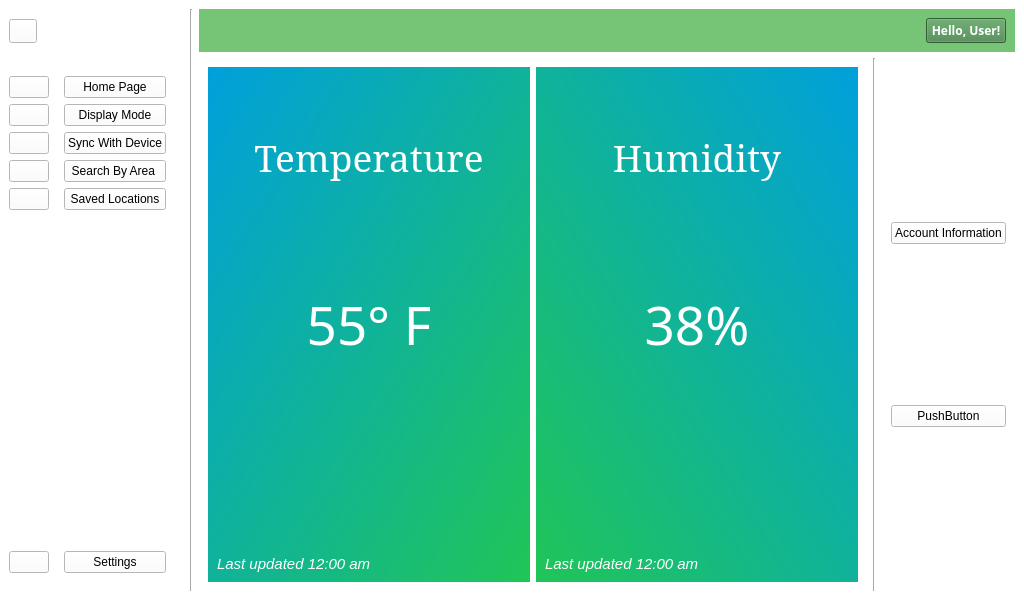
This is User Interface/WeatherApp.ui in sarscheps/Project---UI-Communications as Qt 5 draws it before an edit. The edited form follows.
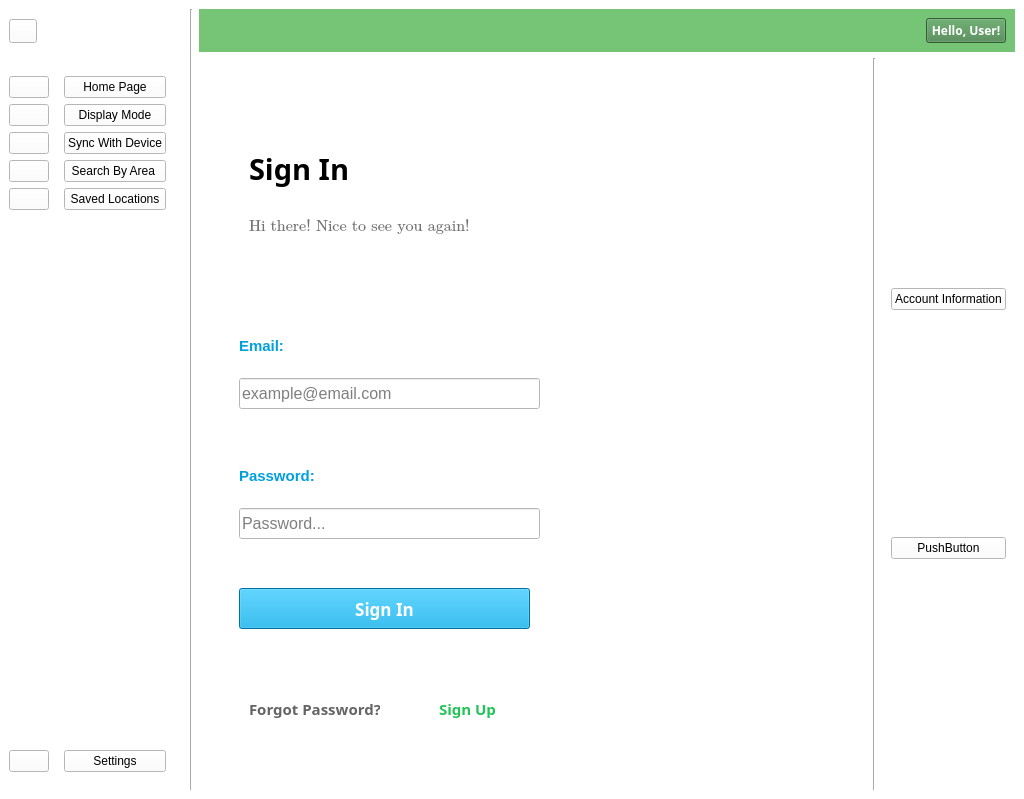
This is the edited form. Icons and pictures are not drawn. Custom widgets are drawn as their Qt base class.

Commit message: Implemented sign-in page into WeatherApp.ui

The edit to the form file:
```diff
--- a/User Interface/WeatherApp.ui
+++ b/User Interface/WeatherApp.ui
@@ -7,7 +7,7 @@
     <x>0</x>
     <y>0</y>
     <width>1024</width>
-    <height>600</height>
+    <height>799</height>
    </rect>
   </property>
   <property name="sizePolicy">
@@ -425,10 +425,668 @@
           <enum>QFrame::Plain</enum>
          </property>
          <property name="currentIndex">
-          <number>3</number>
+          <number>0</number>
          </property>
-         <widget class="QWidget" name="displayModePage"/>
-         <widget class="QWidget" name="widget_4"/>
+         <widget class="QWidget" name="signInPage">
+          <widget class="QWidget" name="widget" native="true">
+           <property name="geometry">
+            <rect>
+             <x>20</x>
+             <y>10</y>
+             <width>641</width>
+             <height>711</height>
+            </rect>
+           </property>
+           <widget class="QWidget" name="widget_3" native="true">
+            <property name="geometry">
+             <rect>
+              <x>10</x>
+              <y>10</y>
+              <width>321</width>
+              <height>691</height>
+             </rect>
+            </property>
+            <widget class="QLabel" name="label_8">
+             <property name="geometry">
+              <rect>
+               <x>20</x>
+               <y>70</y>
+               <width>141</width>
+               <height>41</height>
+              </rect>
+             </property>
+             <property name="font">
+              <font>
+               <family>Segoe UI Variable Display Semib</family>
+               <pointsize>22</pointsize>
+               <bold>true</bold>
+              </font>
+             </property>
+             <property name="text">
+              <string>Sign In</string>
+             </property>
+            </widget>
+            <widget class="QLabel" name="label_9">
+             <property name="geometry">
+              <rect>
+               <x>20</x>
+               <y>140</y>
+               <width>221</width>
+               <height>16</height>
+              </rect>
+             </property>
+             <property name="font">
+              <font>
+               <family>Cambria Math</family>
+               <pointsize>12</pointsize>
+               <italic>false</italic>
+              </font>
+             </property>
+             <property name="styleSheet">
+              <string notr="true">color:rgb(115, 115, 115);
+</string>
+             </property>
+             <property name="text">
+              <string>Hi there! Nice to see you again!</string>
+             </property>
+            </widget>
+            <widget class="QLabel" name="UsernameLabel">
+             <property name="geometry">
+              <rect>
+               <x>10</x>
+               <y>260</y>
+               <width>111</width>
+               <height>16</height>
+              </rect>
+             </property>
+             <property name="palette">
+              <palette>
+               <active>
+                <colorrole role="WindowText">
+                 <brush brushstyle="SolidPattern">
+                  <color alpha="255">
+                   <red>0</red>
+                   <green>160</green>
+                   <blue>220</blue>
+                  </color>
+                 </brush>
+                </colorrole>
+                <colorrole role="Button">
+                 <brush brushstyle="SolidPattern">
+                  <color alpha="255">
+                   <red>255</red>
+                   <green>255</green>
+                   <blue>255</blue>
+                  </color>
+                 </brush>
+                </colorrole>
+                <colorrole role="Text">
+                 <brush brushstyle="SolidPattern">
+                  <color alpha="255">
+                   <red>0</red>
+                   <green>160</green>
+                   <blue>220</blue>
+                  </color>
+                 </brush>
+                </colorrole>
+                <colorrole role="ButtonText">
+                 <brush brushstyle="SolidPattern">
+                  <color alpha="255">
+                   <red>0</red>
+                   <green>160</green>
+                   <blue>220</blue>
+                  </color>
+                 </brush>
+                </colorrole>
+                <colorrole role="Base">
+                 <brush brushstyle="SolidPattern">
+                  <color alpha="255">
+                   <red>255</red>
+                   <green>255</green>
+                   <blue>255</blue>
+                  </color>
+                 </brush>
+                </colorrole>
+                <colorrole role="Window">
+                 <brush brushstyle="SolidPattern">
+                  <color alpha="255">
+                   <red>255</red>
+                   <green>255</green>
+                   <blue>255</blue>
+                  </color>
+                 </brush>
+                </colorrole>
+                <colorrole role="PlaceholderText">
+                 <brush brushstyle="SolidPattern">
+                  <color alpha="128">
+                   <red>0</red>
+                   <green>160</green>
+                   <blue>220</blue>
+                  </color>
+                 </brush>
+                </colorrole>
+               </active>
+               <inactive>
+                <colorrole role="WindowText">
+                 <brush brushstyle="SolidPattern">
+                  <color alpha="255">
+                   <red>0</red>
+                   <green>160</green>
+                   <blue>220</blue>
+                  </color>
+                 </brush>
+                </colorrole>
+                <colorrole role="Button">
+                 <brush brushstyle="SolidPattern">
+                  <color alpha="255">
+                   <red>255</red>
+                   <green>255</green>
+                   <blue>255</blue>
+                  </color>
+                 </brush>
+                </colorrole>
+                <colorrole role="Text">
+                 <brush brushstyle="SolidPattern">
+                  <color alpha="255">
+                   <red>0</red>
+                   <green>160</green>
+                   <blue>220</blue>
+                  </color>
+                 </brush>
+                </colorrole>
+                <colorrole role="ButtonText">
+                 <brush brushstyle="SolidPattern">
+                  <color alpha="255">
+                   <red>0</red>
+                   <green>160</green>
+                   <blue>220</blue>
+                  </color>
+                 </brush>
+                </colorrole>
+                <colorrole role="Base">
+                 <brush brushstyle="SolidPattern">
+                  <color alpha="255">
+                   <red>255</red>
+                   <green>255</green>
+                   <blue>255</blue>
+                  </color>
+                 </brush>
+                </colorrole>
+                <colorrole role="Window">
+                 <brush brushstyle="SolidPattern">
+                  <color alpha="255">
+                   <red>255</red>
+                   <green>255</green>
+                   <blue>255</blue>
+                  </color>
+                 </brush>
+                </colorrole>
+                <colorrole role="PlaceholderText">
+                 <brush brushstyle="SolidPattern">
+                  <color alpha="128">
+                   <red>0</red>
+                   <green>160</green>
+                   <blue>220</blue>
+                  </color>
+                 </brush>
+                </colorrole>
+               </inactive>
+               <disabled>
+                <colorrole role="WindowText">
+                 <brush brushstyle="SolidPattern">
+                  <color alpha="255">
+                   <red>0</red>
+                   <green>160</green>
+                   <blue>220</blue>
+                  </color>
+                 </brush>
+                </colorrole>
+                <colorrole role="Button">
+                 <brush brushstyle="SolidPattern">
+                  <color alpha="255">
+                   <red>255</red>
+                   <green>255</green>
+                   <blue>255</blue>
+                  </color>
+                 </brush>
+                </colorrole>
+                <colorrole role="Text">
+                 <brush brushstyle="SolidPattern">
+                  <color alpha="255">
+                   <red>0</red>
+                   <green>160</green>
+                   <blue>220</blue>
+                  </color>
+                 </brush>
+                </colorrole>
+                <colorrole role="ButtonText">
+                 <brush brushstyle="SolidPattern">
+                  <color alpha="255">
+                   <red>0</red>
+                   <green>160</green>
+                   <blue>220</blue>
+                  </color>
+                 </brush>
+                </colorrole>
+                <colorrole role="Base">
+                 <brush brushstyle="SolidPattern">
+                  <color alpha="255">
+                   <red>255</red>
+                   <green>255</green>
+                   <blue>255</blue>
+                  </color>
+                 </brush>
+                </colorrole>
+                <colorrole role="Window">
+                 <brush brushstyle="SolidPattern">
+                  <color alpha="255">
+                   <red>255</red>
+                   <green>255</green>
+                   <blue>255</blue>
+                  </color>
+                 </brush>
+                </colorrole>
+                <colorrole role="PlaceholderText">
+                 <brush brushstyle="SolidPattern">
+                  <color alpha="128">
+                   <red>0</red>
+                   <green>160</green>
+                   <blue>220</blue>
+                  </color>
+                 </brush>
+                </colorrole>
+               </disabled>
+              </palette>
+             </property>
+             <property name="font">
+              <font>
+               <family>Arial</family>
+               <pointsize>11</pointsize>
+               <bold>true</bold>
+              </font>
+             </property>
+             <property name="styleSheet">
+              <string notr="true">color:rgb(0, 160, 220);
+</string>
+             </property>
+             <property name="text">
+              <string>Email:</string>
+             </property>
+            </widget>
+            <widget class="QLineEdit" name="UsernameInput">
+             <property name="geometry">
+              <rect>
+               <x>10</x>
+               <y>300</y>
+               <width>301</width>
+               <height>31</height>
+              </rect>
+             </property>
+             <property name="sizePolicy">
+              <sizepolicy hsizetype="Fixed" vsizetype="Fixed">
+               <horstretch>0</horstretch>
+               <verstretch>0</verstretch>
+              </sizepolicy>
+             </property>
+             <property name="font">
+              <font>
+               <pointsize>12</pointsize>
+              </font>
+             </property>
+             <property name="text">
+              <string/>
+             </property>
+             <property name="placeholderText">
+              <string>example@email.com</string>
+             </property>
+            </widget>
+            <widget class="QLabel" name="PasswordLabel">
+             <property name="geometry">
+              <rect>
+               <x>10</x>
+               <y>390</y>
+               <width>101</width>
+               <height>16</height>
+              </rect>
+             </property>
+             <property name="font">
+              <font>
+               <family>Arial</family>
+               <pointsize>11</pointsize>
+               <bold>true</bold>
+              </font>
+             </property>
+             <property name="styleSheet">
+              <string notr="true">color:rgb(0, 160, 220);</string>
+             </property>
+             <property name="text">
+              <string>Password:</string>
+             </property>
+            </widget>
+            <widget class="QLineEdit" name="PaswordInput">
+             <property name="geometry">
+              <rect>
+               <x>10</x>
+               <y>430</y>
+               <width>301</width>
+               <height>31</height>
+              </rect>
+             </property>
+             <property name="font">
+              <font>
+               <pointsize>12</pointsize>
+              </font>
+             </property>
+             <property name="inputMask">
+              <string/>
+             </property>
+             <property name="text">
+              <string/>
+             </property>
+             <property name="echoMode">
+              <enum>QLineEdit::Password</enum>
+             </property>
+             <property name="placeholderText">
+              <string>Password...</string>
+             </property>
+            </widget>
+            <widget class="QPushButton" name="pushButton_5">
+             <property name="geometry">
+              <rect>
+               <x>10</x>
+               <y>510</y>
+               <width>291</width>
+               <height>41</height>
+              </rect>
+             </property>
+             <property name="palette">
+              <palette>
+               <active>
+                <colorrole role="WindowText">
+                 <brush brushstyle="SolidPattern">
+                  <color alpha="255">
+                   <red>255</red>
+                   <green>255</green>
+                   <blue>255</blue>
+                  </color>
+                 </brush>
+                </colorrole>
+                <colorrole role="Button">
+                 <brush brushstyle="SolidPattern">
+                  <color alpha="255">
+                   <red>0</red>
+                   <green>160</green>
+                   <blue>220</blue>
+                  </color>
+                 </brush>
+                </colorrole>
+                <colorrole role="Text">
+                 <brush brushstyle="SolidPattern">
+                  <color alpha="255">
+                   <red>255</red>
+                   <green>255</green>
+                   <blue>255</blue>
+                  </color>
+                 </brush>
+                </colorrole>
+                <colorrole role="ButtonText">
+                 <brush brushstyle="SolidPattern">
+                  <color alpha="255">
+                   <red>255</red>
+                   <green>255</green>
+                   <blue>255</blue>
+                  </color>
+                 </brush>
+                </colorrole>
+                <colorrole role="Base">
+                 <brush brushstyle="SolidPattern">
+                  <color alpha="255">
+                   <red>0</red>
+                   <green>160</green>
+                   <blue>220</blue>
+                  </color>
+                 </brush>
+                </colorrole>
+                <colorrole role="Window">
+                 <brush brushstyle="SolidPattern">
+                  <color alpha="255">
+                   <red>0</red>
+                   <green>160</green>
+                   <blue>220</blue>
+                  </color>
+                 </brush>
+                </colorrole>
+                <colorrole role="PlaceholderText">
+                 <brush brushstyle="SolidPattern">
+                  <color alpha="128">
+                   <red>255</red>
+                   <green>255</green>
+                   <blue>255</blue>
+                  </color>
+                 </brush>
+                </colorrole>
+               </active>
+               <inactive>
+                <colorrole role="WindowText">
+                 <brush brushstyle="SolidPattern">
+                  <color alpha="255">
+                   <red>255</red>
+                   <green>255</green>
+                   <blue>255</blue>
+                  </color>
+                 </brush>
+                </colorrole>
+                <colorrole role="Button">
+                 <brush brushstyle="SolidPattern">
+                  <color alpha="255">
+                   <red>0</red>
+                   <green>160</green>
+                   <blue>220</blue>
+                  </color>
+                 </brush>
+                </colorrole>
+                <colorrole role="Text">
+                 <brush brushstyle="SolidPattern">
+                  <color alpha="255">
+                   <red>255</red>
+                   <green>255</green>
+                   <blue>255</blue>
+                  </color>
+                 </brush>
+                </colorrole>
+                <colorrole role="ButtonText">
+                 <brush brushstyle="SolidPattern">
+                  <color alpha="255">
+                   <red>255</red>
+                   <green>255</green>
+                   <blue>255</blue>
+                  </color>
+                 </brush>
+                </colorrole>
+                <colorrole role="Base">
+                 <brush brushstyle="SolidPattern">
+                  <color alpha="255">
+                   <red>0</red>
+                   <green>160</green>
+                   <blue>220</blue>
+                  </color>
+                 </brush>
+                </colorrole>
+                <colorrole role="Window">
+                 <brush brushstyle="SolidPattern">
+                  <color alpha="255">
+                   <red>0</red>
+                   <green>160</green>
+                   <blue>220</blue>
+                  </color>
+                 </brush>
+                </colorrole>
+                <colorrole role="PlaceholderText">
+                 <brush brushstyle="SolidPattern">
+                  <color alpha="128">
+                   <red>255</red>
+                   <green>255</green>
+                   <blue>255</blue>
+                  </color>
+                 </brush>
+                </colorrole>
+               </inactive>
+               <disabled>
+                <colorrole role="WindowText">
+                 <brush brushstyle="SolidPattern">
+                  <color alpha="255">
+                   <red>255</red>
+                   <green>255</green>
+                   <blue>255</blue>
+                  </color>
+                 </brush>
+                </colorrole>
+                <colorrole role="Button">
+                 <brush brushstyle="SolidPattern">
+                  <color alpha="255">
+                   <red>0</red>
+                   <green>160</green>
+                   <blue>220</blue>
+                  </color>
+                 </brush>
+                </colorrole>
+                <colorrole role="Text">
+                 <brush brushstyle="SolidPattern">
+                  <color alpha="255">
+                   <red>255</red>
+                   <green>255</green>
+                   <blue>255</blue>
+                  </color>
+                 </brush>
+                </colorrole>
+                <colorrole role="ButtonText">
+                 <brush brushstyle="SolidPattern">
+                  <color alpha="255">
+                   <red>255</red>
+                   <green>255</green>
+                   <blue>255</blue>
+                  </color>
+                 </brush>
+                </colorrole>
+                <colorrole role="Base">
+                 <brush brushstyle="SolidPattern">
+                  <color alpha="255">
+                   <red>0</red>
+                   <green>160</green>
+                   <blue>220</blue>
+                  </color>
+                 </brush>
+                </colorrole>
+                <colorrole role="Window">
+                 <brush brushstyle="SolidPattern">
+                  <color alpha="255">
+                   <red>0</red>
+                   <green>160</green>
+                   <blue>220</blue>
+                  </color>
+                 </brush>
+                </colorrole>
+                <colorrole role="PlaceholderText">
+                 <brush brushstyle="SolidPattern">
+                  <color alpha="128">
+                   <red>255</red>
+                   <green>255</green>
+                   <blue>255</blue>
+                  </color>
+                 </brush>
+                </colorrole>
+               </disabled>
+              </palette>
+             </property>
+             <property name="font">
+              <font>
+               <family>Segoe UI Variable Display Semib</family>
+               <pointsize>13</pointsize>
+               <bold>true</bold>
+              </font>
+             </property>
+             <property name="autoFillBackground">
+              <bool>false</bool>
+             </property>
+             <property name="styleSheet">
+              <string notr="true">background-color:rgb(0, 160, 220);
+color:white;
+border-color:rgb(0, 167, 167)</string>
+             </property>
+             <property name="text">
+              <string>Sign In</string>
+             </property>
+            </widget>
+            <widget class="QWidget" name="widget_2" native="true">
+             <property name="geometry">
+              <rect>
+               <x>10</x>
+               <y>590</y>
+               <width>301</width>
+               <height>80</height>
+              </rect>
+             </property>
+             <widget class="QLabel" name="label_10">
+              <property name="geometry">
+               <rect>
+                <x>10</x>
+                <y>30</y>
+                <width>131</width>
+                <height>21</height>
+               </rect>
+              </property>
+              <property name="font">
+               <font>
+                <family>Segoe UI Semibold</family>
+                <pointsize>11</pointsize>
+                <bold>true</bold>
+               </font>
+              </property>
+              <property name="styleSheet">
+               <string notr="true">color:rgb(100, 100, 100);</string>
+              </property>
+              <property name="text">
+               <string>Forgot Password?</string>
+              </property>
+             </widget>
+             <widget class="QLabel" name="label_11">
+              <property name="geometry">
+               <rect>
+                <x>200</x>
+                <y>30</y>
+                <width>61</width>
+                <height>21</height>
+               </rect>
+              </property>
+              <property name="font">
+               <font>
+                <family>Segoe UI Semibold</family>
+                <pointsize>11</pointsize>
+                <bold>true</bold>
+               </font>
+              </property>
+              <property name="styleSheet">
+               <string notr="true">color:rgb(32, 197, 87)</string>
+              </property>
+              <property name="text">
+               <string>Sign Up</string>
+              </property>
+             </widget>
+            </widget>
+           </widget>
+           <widget class="QWidget" name="widget_4" native="true">
+            <property name="geometry">
+             <rect>
+              <x>340</x>
+              <y>10</y>
+              <width>281</width>
+              <height>681</height>
+             </rect>
+            </property>
+           </widget>
+          </widget>
+         </widget>
+         <widget class="QWidget" name="signUpPage"/>
          <widget class="QWidget" name="homePage">
           <layout class="QVBoxLayout" name="verticalLayout_9">
            <item>
@@ -965,7 +1623,7 @@
            </item>
           </layout>
          </widget>
-         <widget class="QWidget" name="savedLocationsPage">
+         <widget class="QWidget" name="displayModePage">
           <layout class="QHBoxLayout" name="horizontalLayout_9">
            <item>
             <widget class="QWidget" name="widget_5" native="true">
```
The commit also changes 3 other files.
